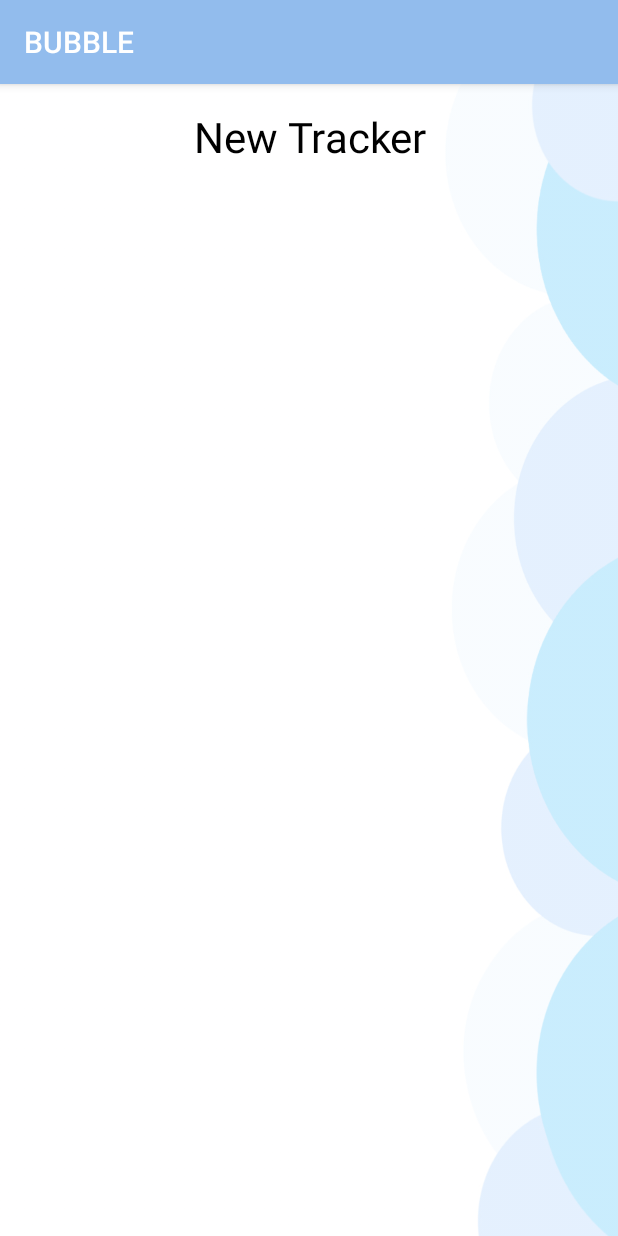
After one commit to dianaleeg/BUBBLE, an Android app: the addActivity screen opened directly, with no data from a screen before it, on a phone screen of 412 x 824 dp. The commit adds this screen. Run offline under Robolectric (Android 15) with nearby library versions, the phone set to English and light mode, and no system bars.

Commit message:
Add Page and Map Screenshot
there is now an add page :)

```diff
--- a/app/src/main/AndroidManifest.xml
+++ b/app/src/main/AndroidManifest.xml
@@ -30,10 +30,10 @@
             android:parentActivityName=".MainActivity" />
         <activity
             android:name=".settingsActivity"
-            android:parentActivityName=".MainActivity"/>
+            android:parentActivityName=".MainActivity" />
         <activity
             android:name=".setupActivity"
-            android:parentActivityName=".MainActivity"/>
+            android:parentActivityName=".MainActivity" />
 
         <meta-data
             android:name="com.google.android.geo.API_KEY"
@@ -57,6 +57,7 @@
                 <category android:name="android.intent.category.LAUNCHER" />
             </intent-filter>
         </activity>
+        <activity android:name=".addActivity"></activity>
     </application>
 
 </manifest>
--- a/app/src/main/java/com/example/administrator/bubbleproject/MainActivity.java
+++ b/app/src/main/java/com/example/administrator/bubbleproject/MainActivity.java
@@ -25,6 +25,11 @@ public class MainActivity extends AppCompatActivity {
         startActivity(intent);
 
 
+    }
+
+    public void addTracker (View view) {
+        Intent intent = new Intent (this, addActivity.class);
+        startActivity(intent);
     }
 
     @Override
--- /dev/null
+++ b/app/src/main/java/com/example/administrator/bubbleproject/addActivity.java
@@ -0,0 +1,16 @@
+package com.example.administrator.bubbleproject;
+
+import android.content.Intent;
+import android.support.v7.app.AppCompatActivity;
+import android.os.Bundle;
+
+public class addActivity extends AppCompatActivity {
+
+    @Override
+    protected void onCreate(Bundle savedInstanceState) {
+        super.onCreate(savedInstanceState);
+        setContentView(R.layout.activity_add);
+
+        Intent intent = getIntent();
+    }
+}
--- /dev/null
+++ b/app/src/main/res/layout/activity_add.xml
@@ -0,0 +1,37 @@
+<?xml version="1.0" encoding="utf-8"?>
+<android.support.constraint.ConstraintLayout xmlns:android="http://schemas.android.com/apk/res/android"
+    xmlns:app="http://schemas.android.com/apk/res-auto"
+    xmlns:tools="http://schemas.android.com/tools"
+    android:layout_width="match_parent"
+    android:layout_height="match_parent"
+    tools:context="com.example.administrator.bubbleproject.addActivity">
+
+    <ImageView
+        android:id="@+id/imageView"
+        android:layout_width="fill_parent"
+        android:layout_height="fill_parent"
+        android:layout_alignParentBottom="true"
+        android:layout_alignParentEnd="true"
+        android:layout_alignParentRight="true"
+        android:cropToPadding="false"
+        android:scaleType="fitXY"
+        android:src="@drawable/background_other"
+        tools:layout_editor_absoluteX="0dp"
+        tools:layout_editor_absoluteY="0dp" />
+
+    <TextView
+        android:id="@+id/textView5"
+        android:layout_width="245dp"
+        android:layout_height="50dp"
+        android:layout_marginTop="16dp"
+        android:text="New Tracker"
+        android:textAlignment="center"
+        android:textColor="#000000"
+        android:textSize="28sp"
+        app:layout_constraintHorizontal_bias="0.505"
+        app:layout_constraintLeft_toLeftOf="parent"
+        app:layout_constraintRight_toRightOf="parent"
+        app:layout_constraintTop_toTopOf="parent" />
+
+
+</android.support.constraint.ConstraintLayout>
--- a/app/src/main/res/layout/activity_main.xml
+++ b/app/src/main/res/layout/activity_main.xml
@@ -28,6 +28,7 @@
         android:layout_marginTop="16dp"
         android:background="@drawable/darkercolor_button"
         android:fontFamily="monospace"
+        android:onClick="addTracker"
         android:text="@string/addTracker"
         android:textSize="32sp"
         app:layout_constraintLeft_toLeftOf="parent"
```
Also changed, not shown: app/src/main/res/layout/activity_tracker1_page.xml (+17 -15 lines), app/src/main/res/drawable/la_map.png (added), 14 other files.
